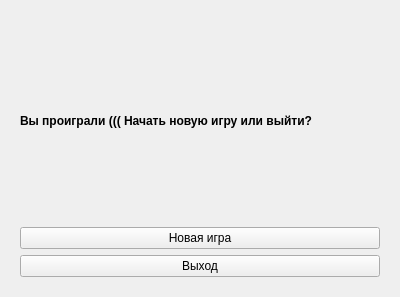
Before: the Qt Designer form Kursovaja/Loose.ui in Zadrayca/Kourse, drawn with Qt 5.
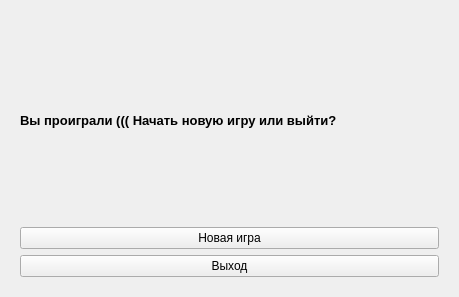
After: the same form once the commit is applied.

```diff
--- a/Kursovaja/Loose.ui
+++ b/Kursovaja/Loose.ui
@@ -6,7 +6,7 @@
    <rect>
     <x>0</x>
     <y>0</y>
-    <width>400</width>
+    <width>459</width>
     <height>297</height>
    </rect>
   </property>
@@ -22,6 +22,7 @@
         <property name="font">
          <font>
           <family>MS Shell Dlg 2</family>
+          <pointsize>10</pointsize>
           <weight>75</weight>
           <bold>true</bold>
          </font>
```
